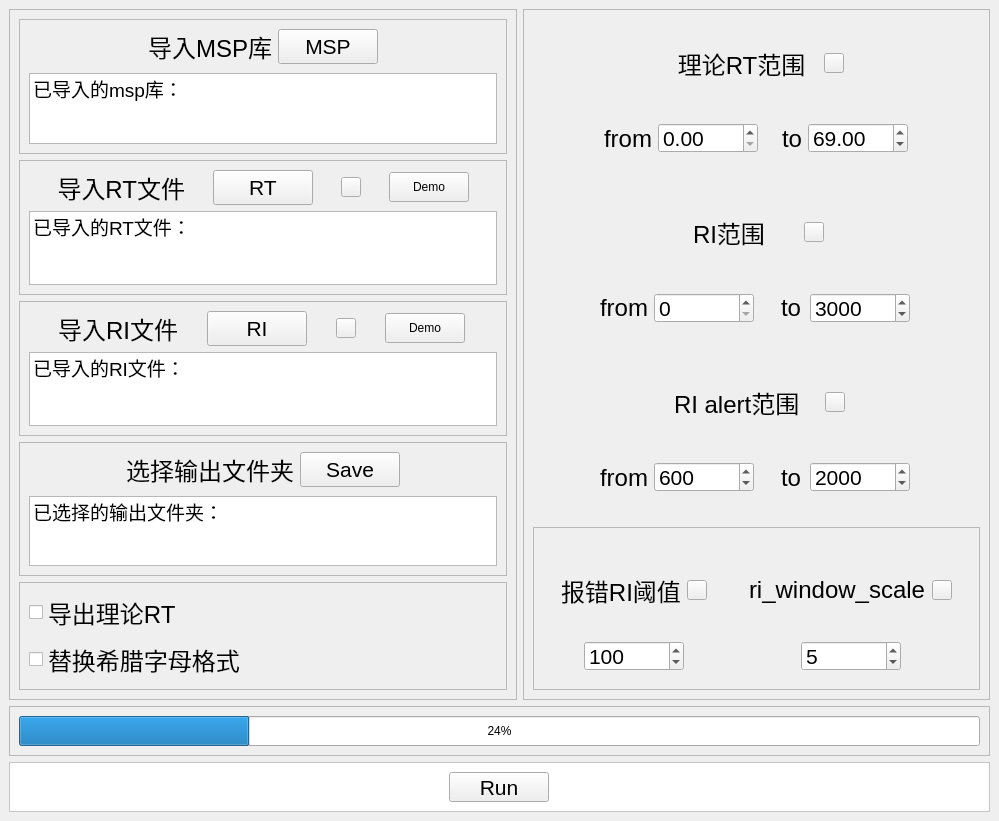
Before: the Qt Designer form Combine/combine.ui in yuanhonglun/GC-WTS, drawn with Qt 5.
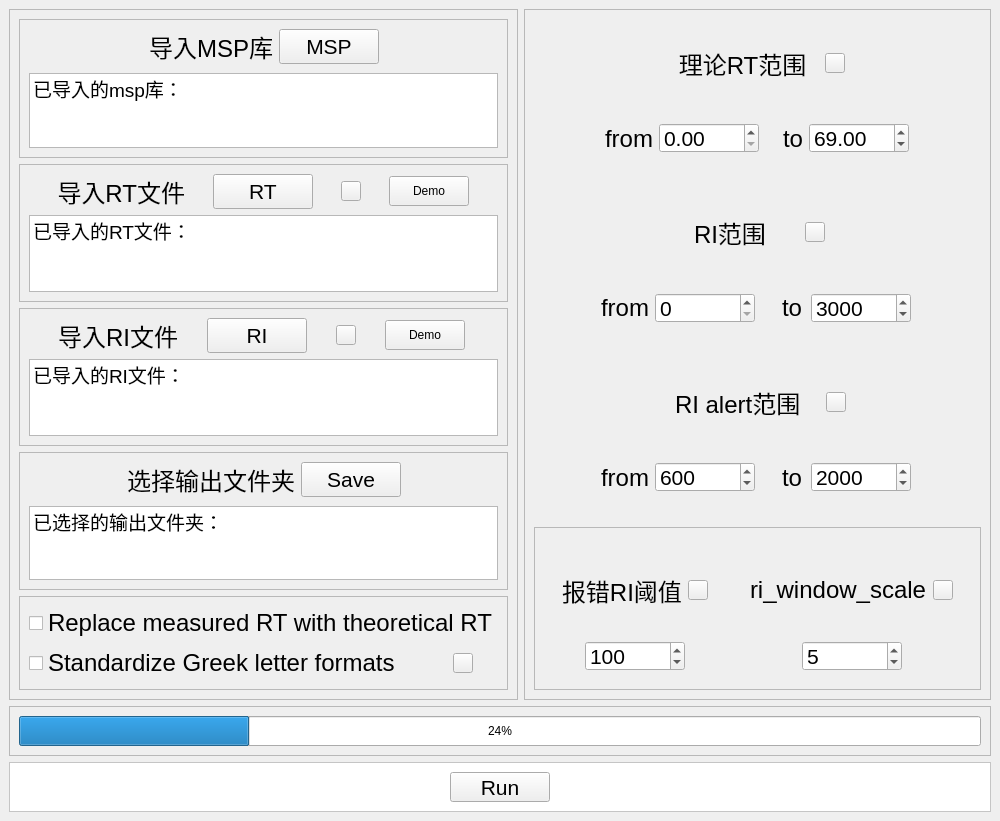
After: the same form once the commit is applied. Icons and pictures are not drawn.

Patch:
```diff
--- a/Combine/combine.ui
+++ b/Combine/combine.ui
@@ -1388,8 +1388,8 @@
       <property name="lineWidth">
        <number>1</number>
       </property>
-      <layout class="QVBoxLayout" name="verticalLayout_4" stretch="2,2,2,2,1">
-       <item>
+      <layout class="QGridLayout" name="gridLayout_14">
+       <item row="0" column="0">
         <widget class="QFrame" name="frame_6">
          <property name="styleSheet">
           <string notr="true"/>
@@ -1482,7 +1482,7 @@
          </layout>
         </widget>
        </item>
-       <item>
+       <item row="1" column="0">
         <widget class="QFrame" name="frame_7">
          <property name="styleSheet">
           <string notr="true"/>
@@ -1641,7 +1641,7 @@
          </layout>
         </widget>
        </item>
-       <item>
+       <item row="2" column="0">
         <widget class="QFrame" name="frame_8">
          <property name="styleSheet">
           <string notr="true"/>
@@ -1797,7 +1797,7 @@
          </layout>
         </widget>
        </item>
-       <item>
+       <item row="3" column="0">
         <widget class="QFrame" name="frame_9">
          <property name="styleSheet">
           <string notr="true"/>
@@ -1890,7 +1890,7 @@
          </layout>
         </widget>
        </item>
-       <item>
+       <item row="4" column="0">
         <widget class="QFrame" name="frame_2">
          <property name="frameShape">
           <enum>QFrame::StyledPanel</enum>
@@ -1898,8 +1898,8 @@
          <property name="frameShadow">
           <enum>QFrame::Raised</enum>
          </property>
-         <layout class="QVBoxLayout" name="verticalLayout_3">
-          <item>
+         <layout class="QGridLayout" name="gridLayout_13">
+          <item row="0" column="0" colspan="2">
            <widget class="QCheckBox" name="checkBox">
             <property name="sizePolicy">
              <sizepolicy hsizetype="Fixed" vsizetype="Fixed">
@@ -1934,12 +1934,47 @@
              <string notr="true">font: 18pt;</string>
             </property>
             <property name="text">
-             <string>导出理论RT</string>
+             <string>Replace measured RT with theoretical RT</string>
             </property>
            </widget>
           </item>
-          <item>
+          <item row="1" column="1">
+           <widget class="QPushButton" name="pushButton_15">
+            <property name="minimumSize">
+             <size>
+              <width>20</width>
+              <height>20</height>
+             </size>
+            </property>
+            <property name="maximumSize">
+             <size>
+              <width>20</width>
+              <height>20</height>
+             </size>
+            </property>
+            <property name="text">
+             <string/>
+            </property>
+            <property name="icon">
+             <iconset>
+              <normaloff>C:/Users/86724/Desktop/R-C.jpg</normaloff>C:/Users/86724/Desktop/R-C.jpg</iconset>
+            </property>
+            <property name="iconSize">
+             <size>
+              <width>20</width>
+              <height>20</height>
+             </size>
+            </property>
+           </widget>
+          </item>
+          <item row="1" column="0">
            <widget class="QCheckBox" name="checkBox_2">
+            <property name="sizePolicy">
+             <sizepolicy hsizetype="Maximum" vsizetype="Fixed">
+              <horstretch>0</horstretch>
+              <verstretch>0</verstretch>
+             </sizepolicy>
+            </property>
             <property name="minimumSize">
              <size>
               <width>0</width>
@@ -1964,7 +1999,7 @@
              <string notr="true">font: 18pt;</string>
             </property>
             <property name="text">
-             <string>替换希腊字母格式</string>
+             <string>Standardize Greek letter formats</string>
             </property>
            </widget>
           </item>
```
Left out of the diff: 103 changed lines with no effect on the pictures.
